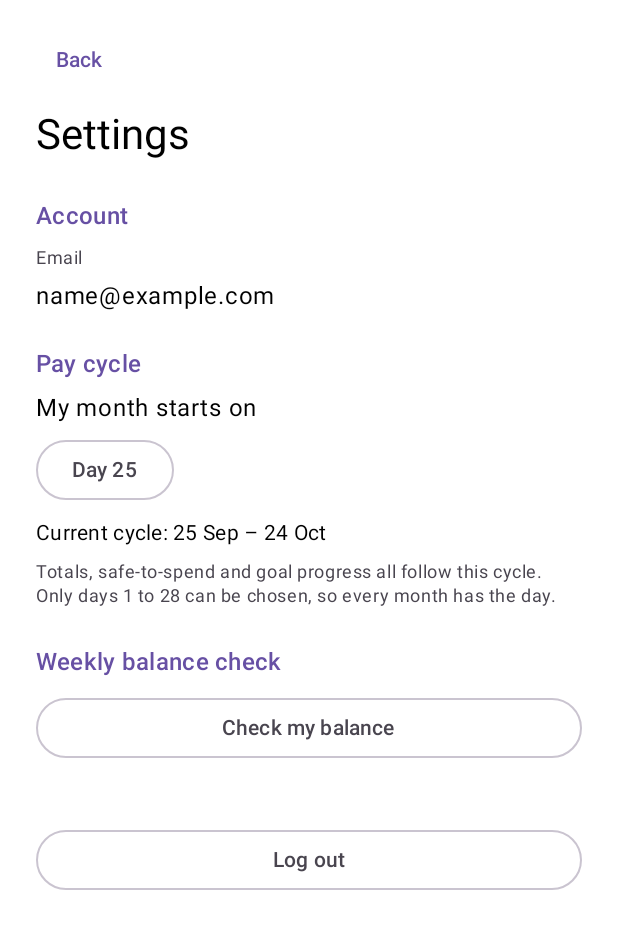
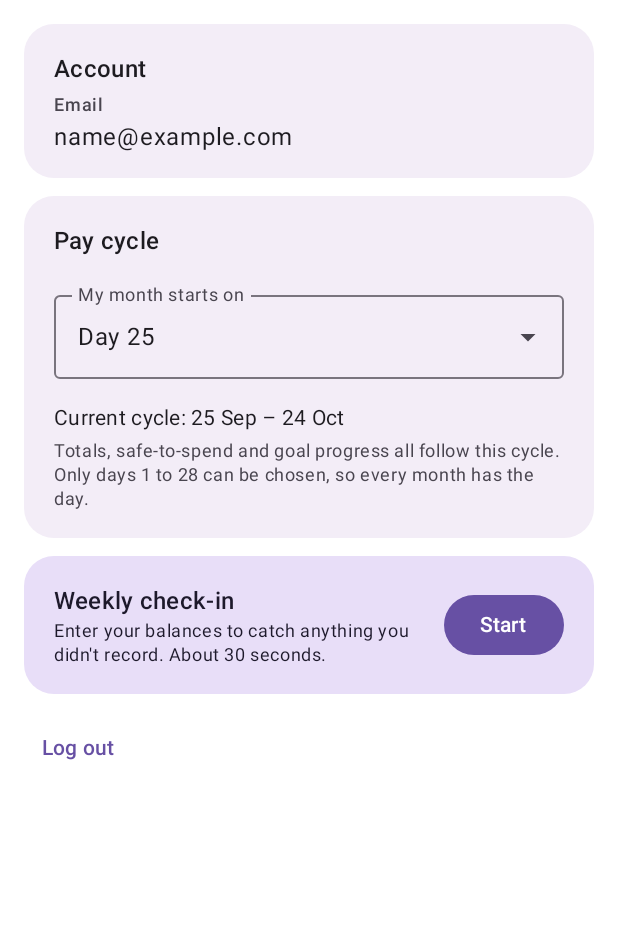
Before and after one commit to raviduravisara/kavindu-finance, an Android app built with Jetpack Compose: the @Preview function SettingsPreview, on a phone screen of 412 x 824 dp. Shown: the top 929 px of the screen. Run offline under Robolectric (Android 15) with nearby library versions, the phone set to English and light mode, and no system bars; our stand-ins replace Dagger/Hilt's generated code; libraries missing offline, so code that uses them is left out: androidx.hilt.lifecycle.

Commit message:
UI alignment step 3: Settings and Weekly check-in follow the spec
Top bars with back arrow, standard cards, spec spacing, M3 dropdown field for the start day, weekly check-in prompt card, calm colours for non-validation messages, legend-style result rows.

```diff
--- a/app/src/main/java/com/fintrack/kavindu/feature/settings/ui/SettingsScreen.kt
+++ b/app/src/main/java/com/fintrack/kavindu/feature/settings/ui/SettingsScreen.kt
@@ -1,20 +1,26 @@
 package com.fintrack.kavindu.feature.settings.ui
 
 import androidx.compose.foundation.layout.Arrangement
-import androidx.compose.foundation.layout.Box
 import androidx.compose.foundation.layout.Column
+import androidx.compose.foundation.layout.Row
 import androidx.compose.foundation.layout.Spacer
 import androidx.compose.foundation.layout.fillMaxSize
 import androidx.compose.foundation.layout.fillMaxWidth
 import androidx.compose.foundation.layout.height
 import androidx.compose.foundation.layout.padding
+import androidx.compose.foundation.layout.width
 import androidx.compose.foundation.rememberScrollState
 import androidx.compose.foundation.verticalScroll
 import androidx.compose.material3.AlertDialog
-import androidx.compose.material3.DropdownMenu
+import androidx.compose.material3.Button
 import androidx.compose.material3.DropdownMenuItem
+import androidx.compose.material3.ExperimentalMaterial3Api
+import androidx.compose.material3.ExposedDropdownMenuBox
+import androidx.compose.material3.ExposedDropdownMenuDefaults
 import androidx.compose.material3.MaterialTheme
-import androidx.compose.material3.OutlinedButton
+import androidx.compose.material3.MenuAnchorType
+import androidx.compose.material3.OutlinedTextField
+import androidx.compose.material3.Scaffold
 import androidx.compose.material3.Text
 import androidx.compose.material3.TextButton
 import androidx.compose.runtime.Composable
@@ -23,13 +29,18 @@ import androidx.compose.runtime.getValue
 import androidx.compose.runtime.mutableStateOf
 import androidx.compose.runtime.remember
 import androidx.compose.runtime.setValue
+import androidx.compose.ui.Alignment
 import androidx.compose.ui.Modifier
 import androidx.compose.ui.res.stringResource
 import androidx.compose.ui.tooling.preview.Preview
 import androidx.compose.ui.unit.dp
 import androidx.hilt.lifecycle.viewmodel.compose.hiltViewModel
 import com.fintrack.kavindu.R
+import com.fintrack.kavindu.core.ui.components.AppTopBar
 import com.fintrack.kavindu.core.ui.components.LoadingState
+import com.fintrack.kavindu.core.ui.components.PromptCard
+import com.fintrack.kavindu.core.ui.components.StandardCard
+import com.fintrack.kavindu.core.ui.theme.Dimens
 import com.fintrack.kavindu.core.ui.theme.KavinduFinanceTheme
 import com.fintrack.kavindu.core.util.PayCycle
 import com.fintrack.kavindu.feature.settings.viewmodel.SettingsMessage
@@ -43,12 +54,15 @@ fun SettingsScreen(
     viewModel: SettingsViewModel = hiltViewModel(),
 ) {
     val uiState by viewModel.uiState.collectAsState()
+    Scaffold(
+        topBar = { AppTopBar(title = stringResource(R.string.settings_title), onBackClicked = onBackClicked) },
+    ) { innerPadding ->
         if (uiState.isLoading) {
-        LoadingState()
+            LoadingState(modifier = Modifier.padding(innerPadding))
         } else {
             SettingsContent(
                 uiState = uiState,
-            onBackClicked = onBackClicked,
+                modifier = Modifier.padding(innerPadding),
                 onBalanceCheckClicked = onBalanceCheckClicked,
                 onStartDaySelected = viewModel::onStartDaySelected,
                 onLogoutClicked = viewModel::onLogoutClicked,
@@ -57,11 +71,12 @@ fun SettingsScreen(
             )
         }
     }
+}
 
 @Composable
 private fun SettingsContent(
     uiState: SettingsUiState,
-    onBackClicked: () -> Unit,
+    modifier: Modifier,
     onBalanceCheckClicked: () -> Unit,
     onStartDaySelected: (Int) -> Unit,
     onLogoutClicked: () -> Unit,
@@ -69,26 +84,27 @@ private fun SettingsContent(
     onLogoutDismissed: () -> Unit,
 ) {
     Column(
-        modifier = Modifier
+        modifier = modifier
             .fillMaxSize()
             .verticalScroll(rememberScrollState())
-            .padding(horizontal = 24.dp, vertical = 16.dp),
-        verticalArrangement = Arrangement.spacedBy(8.dp),
+            .padding(Dimens.ScreenPadding),
+        verticalArrangement = Arrangement.spacedBy(Dimens.CardGap),
     ) {
-        TextButton(onClick = onBackClicked) { Text(stringResource(R.string.action_back)) }
-        Text(text = stringResource(R.string.settings_title), style = MaterialTheme.typography.headlineMedium)
-
-        SectionTitle(stringResource(R.string.settings_account))
+        StandardCard {
+            Text(text = stringResource(R.string.settings_account), style = MaterialTheme.typography.titleMedium)
             Text(
                 text = stringResource(R.string.auth_email),
-            style = MaterialTheme.typography.bodySmall,
+                style = MaterialTheme.typography.labelMedium,
                 color = MaterialTheme.colorScheme.onSurfaceVariant,
             )
             Text(text = uiState.email, style = MaterialTheme.typography.bodyLarge)
+        }
 
-        SectionTitle(stringResource(R.string.settings_pay_cycle))
-        Text(text = stringResource(R.string.settings_start_day_label), style = MaterialTheme.typography.bodyLarge)
-        StartDayPicker(selectedDay = uiState.cycleStartDay, onDaySelected = onStartDaySelected)
+        StandardCard {
+            Text(text = stringResource(R.string.settings_pay_cycle), style = MaterialTheme.typography.titleMedium)
+            Spacer(modifier = Modifier.height(8.dp))
+            StartDayField(selectedDay = uiState.cycleStartDay, onDaySelected = onStartDaySelected)
+            Spacer(modifier = Modifier.height(8.dp))
             Text(
                 text = stringResource(R.string.settings_current_cycle, uiState.cycleStart, uiState.cycleEnd),
                 style = MaterialTheme.typography.bodyMedium,
@@ -98,29 +114,33 @@ private fun SettingsContent(
                 style = MaterialTheme.typography.bodySmall,
                 color = MaterialTheme.colorScheme.onSurfaceVariant,
             )
-        when (uiState.message) {
-            SettingsMessage.SAVED -> Text(
-                text = stringResource(R.string.settings_saved),
-                style = MaterialTheme.typography.bodyMedium,
-                color = MaterialTheme.colorScheme.primary,
+            val message = when (uiState.message) {
+                SettingsMessage.SAVED -> stringResource(R.string.settings_saved)
+                SettingsMessage.SAVE_FAILED -> stringResource(R.string.settings_save_failed)
+                null -> null
+            }
+            if (message != null) {
+                Text(
+                    text = message,
+                    style = MaterialTheme.typography.bodySmall,
+                    color = MaterialTheme.colorScheme.onSurfaceVariant,
                 )
-            SettingsMessage.SAVE_FAILED -> Text(
-                text = stringResource(R.string.settings_save_failed),
-                style = MaterialTheme.typography.bodyMedium,
-                color = MaterialTheme.colorScheme.error,
-            )
-            null -> Unit
+            }
         }
 
-        SectionTitle(stringResource(R.string.settings_balance_section))
-        OutlinedButton(onClick = onBalanceCheckClicked, modifier = Modifier.fillMaxWidth()) {
-            Text(stringResource(R.string.settings_balance_button))
+        // Same prompt card as the dashboard's weekly check-in (UI spec, section 2).
+        PromptCard {
+            Row(verticalAlignment = Alignment.CenterVertically) {
+                Column(modifier = Modifier.weight(1f)) {
+                    Text(text = stringResource(R.string.checkin_prompt_title), style = MaterialTheme.typography.titleMedium)
+                    Text(text = stringResource(R.string.checkin_prompt_text), style = MaterialTheme.typography.bodySmall)
+                }
+                Spacer(modifier = Modifier.width(12.dp))
+                Button(onClick = onBalanceCheckClicked) { Text(stringResource(R.string.checkin_prompt_start)) }
+            }
         }
 
-        Spacer(modifier = Modifier.height(24.dp))
-        OutlinedButton(onClick = onLogoutClicked, modifier = Modifier.fillMaxWidth()) {
-            Text(stringResource(R.string.action_log_out))
-        }
+        TextButton(onClick = onLogoutClicked) { Text(stringResource(R.string.action_log_out)) }
     }
 
     if (uiState.isLogoutDialogVisible) {
@@ -138,25 +158,23 @@ private fun SettingsContent(
     }
 }
 
+// A read-only form field with a menu of days 1-28, so every month has the start day.
+@OptIn(ExperimentalMaterial3Api::class)
 @Composable
-private fun SectionTitle(text: String) {
-    Text(
-        text = text,
-        style = MaterialTheme.typography.titleMedium,
-        color = MaterialTheme.colorScheme.primary,
-        modifier = Modifier.padding(top = 16.dp),
+private fun StartDayField(selectedDay: Int, onDaySelected: (Int) -> Unit) {
+    var isMenuOpen by remember { mutableStateOf(false) }
+    ExposedDropdownMenuBox(expanded = isMenuOpen, onExpandedChange = { isMenuOpen = it }) {
+        OutlinedTextField(
+            value = stringResource(R.string.settings_start_day_value, selectedDay),
+            onValueChange = {},
+            readOnly = true,
+            label = { Text(stringResource(R.string.settings_start_day_label)) },
+            trailingIcon = { ExposedDropdownMenuDefaults.TrailingIcon(expanded = isMenuOpen) },
+            modifier = Modifier
+                .menuAnchor(MenuAnchorType.PrimaryNotEditable)
+                .fillMaxWidth(),
         )
-}
-
-// Only days 1-28 can be picked, so every month has the start day.
-@Composable
-private fun StartDayPicker(selectedDay: Int, onDaySelected: (Int) -> Unit) {
-    var isMenuOpen by remember { mutableStateOf(false) }
-    Box {
-        OutlinedButton(onClick = { isMenuOpen = true }) {
-            Text(stringResource(R.string.settings_start_day_value, selectedDay))
-        }
-        DropdownMenu(expanded = isMenuOpen, onDismissRequest = { isMenuOpen = false }) {
+        ExposedDropdownMenu(expanded = isMenuOpen, onDismissRequest = { isMenuOpen = false }) {
             for (day in PayCycle.MIN_START_DAY..PayCycle.MAX_START_DAY) {
                 DropdownMenuItem(
                     text = { Text(stringResource(R.string.settings_start_day_value, day)) },
@@ -181,7 +199,7 @@ private fun SettingsPreview() {
                 cycleStart = "25 Sep",
                 cycleEnd = "24 Oct",
             ),
-            onBackClicked = {},
+            modifier = Modifier,
             onBalanceCheckClicked = {},
             onStartDaySelected = {},
             onLogoutClicked = {},
--- a/app/src/main/res/values/strings.xml
+++ b/app/src/main/res/values/strings.xml
@@ -18,11 +18,11 @@
     <string name="error_unknown">Something went wrong. Please try again.</string>
 
     <!-- Weekly balance check (feature/balancecheck) -->
-    <string name="balance_title">Weekly balance check</string>
+    <string name="balance_title">Weekly check-in</string>
     <string name="balance_intro">Once a week, enter what you actually have. The app works out anything that was not recorded, so you never need to track every small spend.</string>
     <string name="balance_first_title">Set your starting point</string>
     <string name="balance_first_text">Enter today\'s balances. Next time, the app compares against these.</string>
-    <string name="balance_last_check">Last check: %1$s · %2$s</string>
+    <string name="balance_last_check_label">Last check</string>
     <string name="balance_bank_label">Bank balance (all accounts)</string>
     <string name="balance_wallet_label">Cash in wallet</string>
     <string name="balance_currency_prefix">LKR </string>
@@ -39,8 +39,10 @@
     <string name="balance_add_income">Add as income</string>
     <string name="balance_ignore">Ignore</string>
     <string name="balance_saved">Saved. See you next week.</string>
-    <string name="settings_balance_section">Weekly balance check</string>
-    <string name="settings_balance_button">Check my balance</string>
+    <!-- Weekly check-in prompt card (same wording as the dashboard in the UI spec) -->
+    <string name="checkin_prompt_title">Weekly check-in</string>
+    <string name="checkin_prompt_text">Enter your balances to catch anything you didn\'t record. About 30 seconds.</string>
+    <string name="checkin_prompt_start">Start</string>
 
     <!-- Settings (feature/settings) -->
     <string name="settings_title">Settings</string>
```
Also changed, not shown: app/src/main/java/com/fintrack/kavindu/feature/balancecheck/ui/BalanceCheckScreen.kt (+68 -39 lines). Lines whose indentation alone changed are shown as unchanged.
